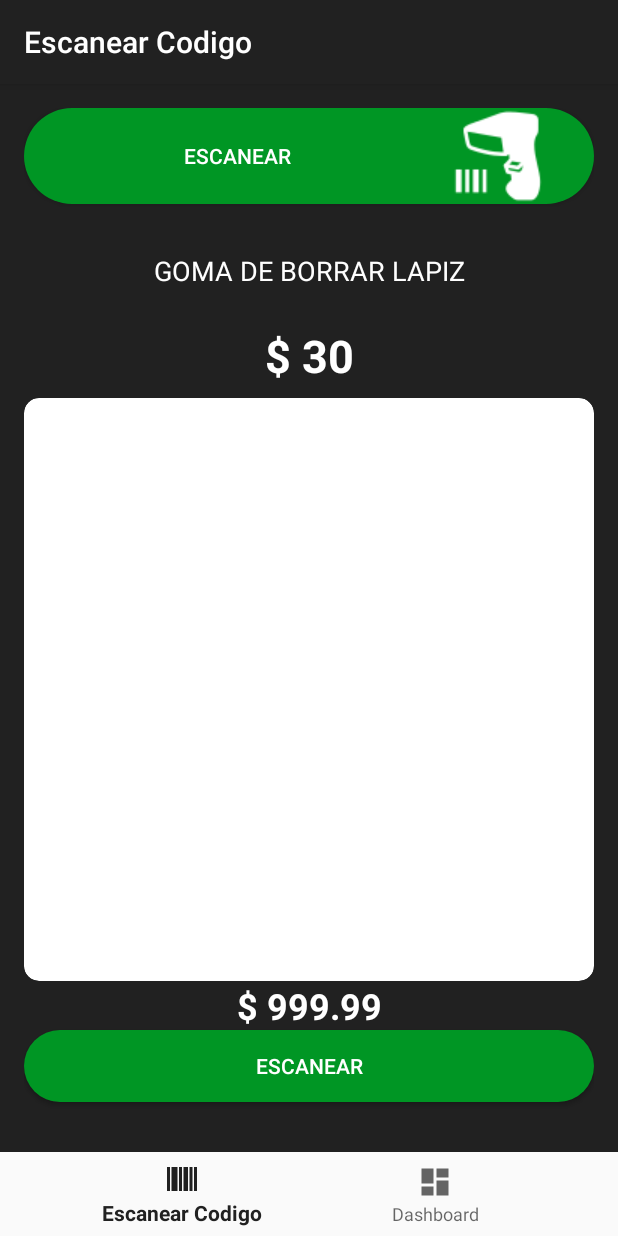
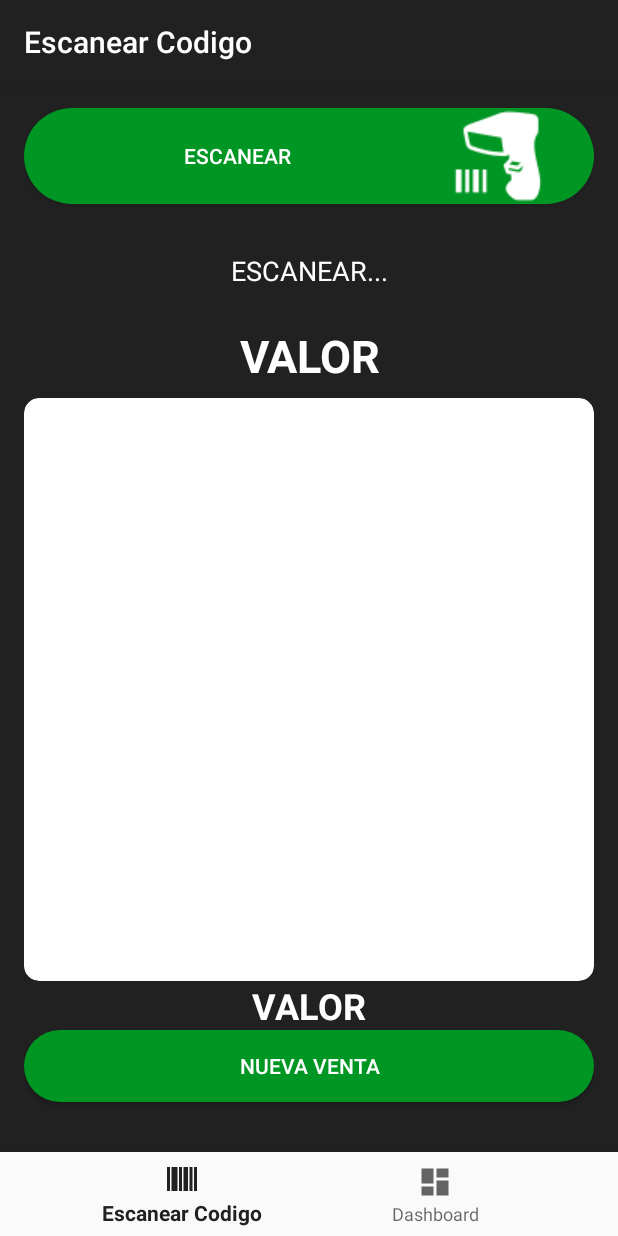
Before and after one commit to emproducciones2257/listaDePreciosApp, an Android app: the busquedaCodBarra screen opened directly, with no data from a screen before it, on a phone screen of 412 x 824 dp. Run offline under Robolectric (Android 15) with nearby library versions, the phone set to English and light mode, and no system bars; our stand-ins replace Firebase (no records; nobody signed in at launch, a user with empty details on screens opened directly), navigation-ui; libraries missing offline, so code that uses them is left out: com.google.zxing.integration; 1 statement that could not run was skipped.

```diff
--- a/app/src/main/java/com/emproducciones/listapreciosalgunlugar/Repositorio/CONSTANTES.java
+++ b/app/src/main/java/com/emproducciones/listapreciosalgunlugar/Repositorio/CONSTANTES.java
@@ -3,6 +3,8 @@ package com.emproducciones.listapreciosalgunlugar.Repositorio;
 public class CONSTANTES {
 
     public static final String CODMAR ="codMarc" ;
+    public static final String CODPROD = "codProd";
+    public static final String IDPRECIO = "idPrecioBDLocal";
     public static String PRODUCTOS ="productos";
     public static String PRECIOS ="precios";
     public static String DTOSNECESARIO ="dtosNecesario";
--- a/app/src/main/java/com/emproducciones/listapreciosalgunlugar/busquedaCodBarra.java
+++ b/app/src/main/java/com/emproducciones/listapreciosalgunlugar/busquedaCodBarra.java
@@ -12,6 +12,7 @@ import android.view.ViewGroup;
 import android.widget.Button;
 import android.widget.TextView;
 
+import com.emproducciones.listapreciosalgunlugar.model.proPreCloud;
 import com.emproducciones.listapreciosalgunlugar.model.producto;
 import com.emproducciones.listapreciosalgunlugar.viewModel.vMProducto;
 import com.google.firebase.firestore.FirebaseFirestore;
@@ -21,17 +22,17 @@ import com.google.zxing.integration.android.IntentResult;
 public class busquedaCodBarra extends Fragment {
 
     private BusquedaCodBarraViewModel mViewModel;
-    private TextView textView;
+    private TextView txtDescripcion, txtPrecio;
     private Button btn;
     private String descri, precio;
     private int codMar,codPro;
     private vMProducto vMProducto;
     private producto produ;
+    private proPreCloud proPreCloud;
 
     public busquedaCodBarra() {
+        vMProducto = new vMProducto();
 
-        vMProducto = new vMProducto();
-        produ = null;
     }
 
     @Override
@@ -46,13 +47,14 @@ public class busquedaCodBarra extends Fragment {
                 IntentIntegrator.forSupportFragment(busquedaCodBarra.this)
                 .setOrientationLocked(false)
                 .initiateScan());
-
+        txtDescripcion.setText("ESCANEAR...");
         return view;
     }
 
     private void initView(View view) {
         btn=view.findViewById(R.id.btnScan);
-        textView = view.findViewById(R.id.txtDescripcion);
+        txtDescripcion = view.findViewById(R.id.txtDescripcion);
+        txtPrecio = view.findViewById(R.id.txtPrecio);
     }
 
     @Override
@@ -68,26 +70,27 @@ public class busquedaCodBarra extends Fragment {
         IntentResult result = IntentIntegrator.parseActivityResult(requestCode, resultCode, data);
         if(result != null) {
             if(result.getContents() == null) {
-                textView.setText("Nulo che");
+                txtDescripcion.setText("Nulo che");
             } else {
                 obtenerDtosDB(result.getContents());
                 if (produ!=null)
-                    textView.setText(produ.getDtosExtras());
+                    System.out.println("PRODYCTO ACA: " + proPreCloud.getProducto().toString());
+                    txtDescripcion.setText(proPreCloud.getProducto().getDtosExtras());
+                    txtPrecio.setText("$ " + proPreCloud.getPrecio().getPrecio());
+
             }
         } else {
             super.onActivityResult(requestCode, resultCode, data);
         }
     }
 
-
     private void obtenerDtosDB(String contents) {
         procesarCB(contents);
-        produ = vMProducto.getProducto(codMar,codPro);
+        proPreCloud = vMProducto.getProducto(codMar,codPro);
 
     }
 
     private void procesarCB(String contents) {
-
         codMar = Integer.parseInt(contents.substring(3,8));
         codPro = Integer.parseInt(contents.substring(8,12));
     }
--- /dev/null
+++ b/app/src/main/java/com/emproducciones/listapreciosalgunlugar/model/proPreCloud.java
@@ -0,0 +1,27 @@
+package com.emproducciones.listapreciosalgunlugar.model;
+
+public class proPreCloud {
+    private precio precio;
+    private producto producto;
+
+    public proPreCloud() {
+        precio = new precio();
+        producto= new producto();
+    }
+
+    public precio getPrecio() {
+        return precio;
+    }
+
+    public void setPrecio(precio precio) {
+        this.precio = precio;
+    }
+
+    public producto getProducto() {
+        return producto;
+    }
+
+    public void setProducto(producto producto) {
+        this.producto = producto;
+    }
+}
--- a/app/src/main/java/com/emproducciones/listapreciosalgunlugar/viewModel/vMProducto.java
+++ b/app/src/main/java/com/emproducciones/listapreciosalgunlugar/viewModel/vMProducto.java
@@ -1,7 +1,9 @@
 package com.emproducciones.listapreciosalgunlugar.viewModel;
 
 import com.emproducciones.listapreciosalgunlugar.Repositorio.consultaRepository;
+import com.emproducciones.listapreciosalgunlugar.model.proPreCloud;
 import com.emproducciones.listapreciosalgunlugar.model.producto;
+
 
 public class vMProducto {
 
@@ -11,5 +13,5 @@ public class vMProducto {
         cRepo = new consultaRepository();
     }
 
-    public producto getProducto(int codMar, int codProdu){return cRepo.obtenerProducto(codMar,codProdu);}
+    public proPreCloud getProducto(int codMar, int codProdu){return cRepo.obtenerProducto(codMar,codProdu);}
 }
--- a/app/src/main/res/layout/busqueda_cod_barra_fragment.xml
+++ b/app/src/main/res/layout/busqueda_cod_barra_fragment.xml
@@ -37,7 +37,7 @@
             android:layout_marginTop="16dp"
             android:gravity="center"
             android:padding="16dp"
-            android:text="GOMA DE BORRAR LAPIZ"
+            android:text="@string/escanear"
             android:textColor="@color/primaryTextColor"
             android:textSize="18sp"
             app:layout_constraintEnd_toEndOf="@+id/btnScan"
@@ -51,7 +51,7 @@
             android:layout_width="wrap_content"
             android:layout_height="wrap_content"
             android:layout_marginTop="8dp"
-            android:text="$ 30"
+            android:text="@string/valor"
             android:textColor="@color/primaryTextColor"
             android:textSize="30sp"
             android:textStyle="bold"
@@ -87,7 +87,7 @@
             android:id="@+id/txtTotalVta"
             android:layout_width="wrap_content"
             android:layout_height="wrap_content"
-            android:text="@string/total_vta"
+            android:text="@string/valor"
             android:textColor="@color/primaryTextColor"
             android:textSize="24sp"
             android:textStyle="bold"
@@ -100,7 +100,7 @@
             android:layout_width="match_parent"
             android:layout_height="wrap_content"
             android:background="@drawable/btn_style"
-            android:text="@string/text_btn_escanear"
+            android:text="@string/nueva_venta"
             android:textColor="@color/primaryTextColor"
             app:layout_constraintBottom_toTopOf="@+id/guideline2"
             app:layout_constraintEnd_toEndOf="parent"
--- a/app/src/main/res/values/strings.xml
+++ b/app/src/main/res/values/strings.xml
@@ -7,4 +7,7 @@
     <string name="text_btn_escanear">escanear</string>
     <string name="text_btn_nueva_vta">nueva venta</string>
     <string name="total_vta">$ 999.99</string>
+    <string name="escanear">ESCANEAR...</string>
+    <string name="valor">VALOR</string>
+    <string name="nueva_venta">NUEVA VENTA</string>
 </resources>
```
Also changed, not shown: app/src/main/java/com/emproducciones/listapreciosalgunlugar/Repositorio/consultaRepository.java (+31 -11 lines), app/src/main/java/com/emproducciones/listapreciosalgunlugar/model/producto.java (+12 -0 lines).
